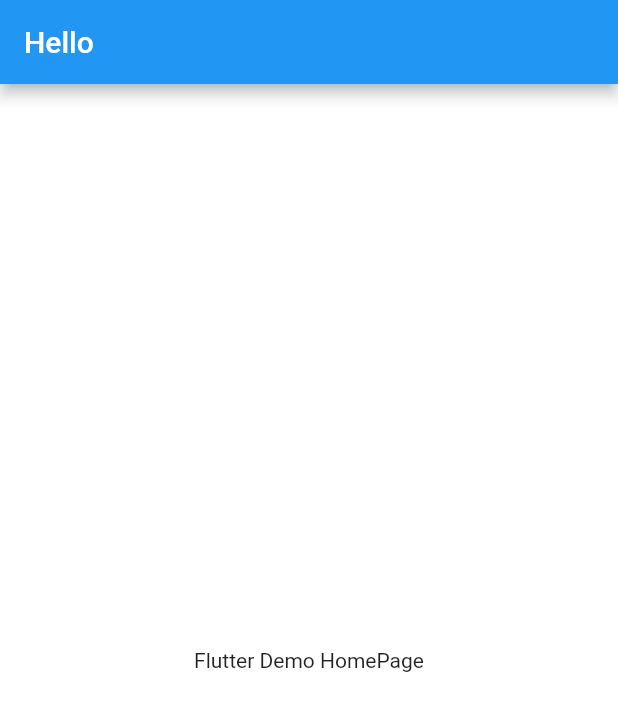
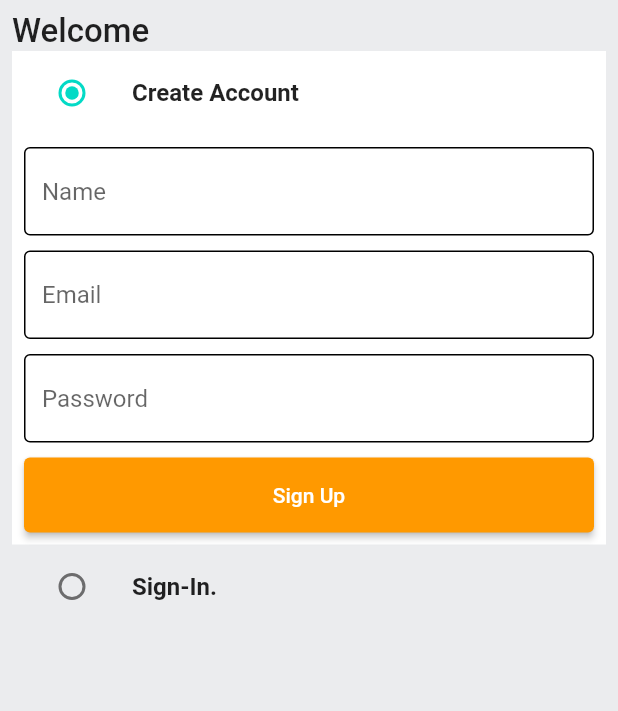
Before and after one commit to CihanTurunc/flutter_amazon_ecommerce, a Flutter app: the screen it shows after launch, on a phone screen of 412 x 824 dp. Shown: the top 711 px of the screen. Run offline on Flutter 3.47's test engine with Material 2 defaults, Android fonts, the phone set to English and light mode, and no system bars.

Commit message:
Auth_Screen Finished

```diff
--- /dev/null
+++ b/lib/common/widgets/custom_button.dart
@@ -0,0 +1,17 @@
+import 'package:flutter/material.dart';
+
+class CustomButton extends StatelessWidget {
+  final String text;
+  final VoidCallback onTap;
+  const CustomButton({super.key, required this.text, required this.onTap});
+
+  @override
+  Widget build(BuildContext context) {
+    return ElevatedButton(
+      onPressed: onTap,
+      style: ElevatedButton.styleFrom(
+          minimumSize: const Size(double.infinity, 50)),
+      child: Text(text),
+    );
+  }
+}
--- /dev/null
+++ b/lib/common/widgets/custom_textfield.dart
@@ -0,0 +1,27 @@
+import 'package:flutter/material.dart';
+import 'package:flutter/src/widgets/container.dart';
+import 'package:flutter/src/widgets/framework.dart';
+
+class CustomTextField extends StatelessWidget {
+  final TextEditingController controller;
+  final String hintText;
+  const CustomTextField(
+      {super.key, required this.controller, required this.hintText});
+
+  @override
+  Widget build(BuildContext context) {
+    return TextFormField(
+      controller: controller,
+      decoration: InputDecoration(
+        hintText: hintText,
+        border: const OutlineInputBorder(
+          borderSide: BorderSide(color: Colors.black),
+        ),
+        enabledBorder: const OutlineInputBorder(
+          borderSide: BorderSide(color: Colors.black),
+        ),
+      ),
+      validator: (val) {},
+    );
+  }
+}
--- /dev/null
+++ b/lib/features/auth/screens/auth_screen.dart
@@ -0,0 +1,126 @@
+import 'dart:ui';
+
+import 'package:flutter/material.dart';
+import 'package:flutter_amazon_ecommerce/common/widgets/custom_button.dart';
+import 'package:flutter_amazon_ecommerce/common/widgets/custom_textfield.dart';
+import 'package:flutter_amazon_ecommerce/constants/global_variables.dart';
+
+enum Auth {
+  signin,
+  signup,
+}
+
+class AuthScreen extends StatefulWidget {
+  static const String routeName = "/auth-screen";
+  const AuthScreen({super.key});
+
+  @override
+  State<AuthScreen> createState() => _AuthScreenState();
+}
+
+class _AuthScreenState extends State<AuthScreen> {
+  Auth _auth = Auth.signup;
+  final _signUpFormKey = GlobalKey<FormState>();
+  final _signInFormKey = GlobalKey<FormState>();
+
+  final TextEditingController _emailController = TextEditingController();
+  final TextEditingController _passwordController = TextEditingController();
+  final TextEditingController _nameController = TextEditingController();
+
+  @override
+  void dispose() {
+    super.dispose();
+    _emailController.dispose();
+    _passwordController.dispose();
+    _nameController.dispose();
+  }
+
+  @override
+  Widget build(BuildContext context) {
+    return Scaffold(
+      backgroundColor: GlobalVariables.greyBackgroundCOlor,
+      body: SafeArea(
+        child: Padding(
+          padding: const EdgeInsets.all(8.0),
+          child: Column(
+            crossAxisAlignment: CrossAxisAlignment.start,
+            children: [
+              const Text(
+                "Welcome",
+                style: TextStyle(
+                  fontSize: 22,
+                  fontWeight: FontWeight.w500,
+                ),
+              ),
+              ListTile(
+                tileColor: _auth == Auth.signup
+                    ? GlobalVariables.backgroundColor
+                    : GlobalVariables.greyBackgroundCOlor,
+                title: const Text(
+                  "Create Account",
+                  style: TextStyle(
+                    fontWeight: FontWeight.bold,
+                  ),
+                ),
+                leading: Radio(
+                  value: Auth.signup,
+                  groupValue: _auth,
+                  onChanged: (Auth? val) {
+                    setState(() {
+                      _auth = val!;
+                    });
+                  },
+                ),
+              ),
+              if (_auth == Auth.signup)
+                Container(
+                  padding: const EdgeInsets.all(8),
+                  color: GlobalVariables.backgroundColor,
+                  child: Form(
+                    key: _signUpFormKey,
+                    child: Column(
+                      children: [
+                        CustomTextField(
+                          controller: _nameController,
+                          hintText: 'Name',
+                        ),
+                        const SizedBox(height: 10),
+                        CustomTextField(
+                          controller: _emailController,
+                          hintText: 'Email',
+                        ),
+                        const SizedBox(height: 10),
+                        CustomTextField(
+                          controller: _passwordController,
+                          hintText: 'Password',
+                        ),
+                        const SizedBox(height: 10),
+                        CustomButton(text: "Sign Up", onTap: () {})
+                      ],
+                    ),
+                  ),
+                ),
+              ListTile(
+                title: const Text(
+                  "Sign-In.",
+                  style: TextStyle(
+                    fontWeight: FontWeight.bold,
+                  ),
+                ),
+                leading: Radio(
+                  value: Auth.signin,
+                  groupValue: _auth,
+                  onChanged: (Auth? val) {
+                    setState(() {
+                      _auth = val!;
+                    });
+                  },
+                ),
+              ),
+            ],
+          ),
+        ),
+      ),
+    );
+  }
+}
--- a/lib/main.dart
+++ b/lib/main.dart
@@ -1,5 +1,8 @@
 import 'package:flutter/material.dart';
 import 'package:flutter_amazon_ecommerce/constants/global_variables.dart';
+import 'package:flutter_amazon_ecommerce/router.dart';
+
+import 'features/auth/screens/auth_screen.dart';
 
 void main() {
   runApp(const MyApp());
@@ -16,14 +19,19 @@
       title: 'Flutter Amazon Ecommerce',
       theme: ThemeData(
         scaffoldBackgroundColor: GlobalVariables.backgroundColor,
+        colorScheme: const ColorScheme.light(
+          primary: GlobalVariables.secondaryColor,
+        ),
+        appBarTheme: const AppBarTheme(
+          elevation: 0,
+          iconTheme: IconThemeData(
+            color: Colors.black,
+          ),
+        ),
         primarySwatch: Colors.blue,
       ),
-      home: Scaffold(
-        appBar: AppBar(
-          title: const Text("Hello"),
-        ),
-        body: const Center(child: Text("Flutter Demo HomePage")),
-      ),
+      onGenerateRoute: (settings) => generateRoute(settings),
+      home: const AuthScreen(),
     );
   }
 }
--- /dev/null
+++ b/lib/router.dart
@@ -0,0 +1,22 @@
+import 'package:flutter/material.dart';
+import 'package:flutter_amazon_ecommerce/features/auth/screens/auth_screen.dart';
+
+Route<dynamic> generateRoute(RouteSettings routeSettings) {
+  switch (routeSettings.name) {
+    case AuthScreen.routeName:
+      return MaterialPageRoute(
+        settings: routeSettings,
+        builder: (_) => const AuthScreen(),
+      );
+
+    default:
+      return MaterialPageRoute(
+        settings: routeSettings,
+        builder: (_) => const Scaffold(
+          body: Center(
+            child: Text("Screen does not exist"),
+          ),
+        ),
+      );
+  }
+}
```
